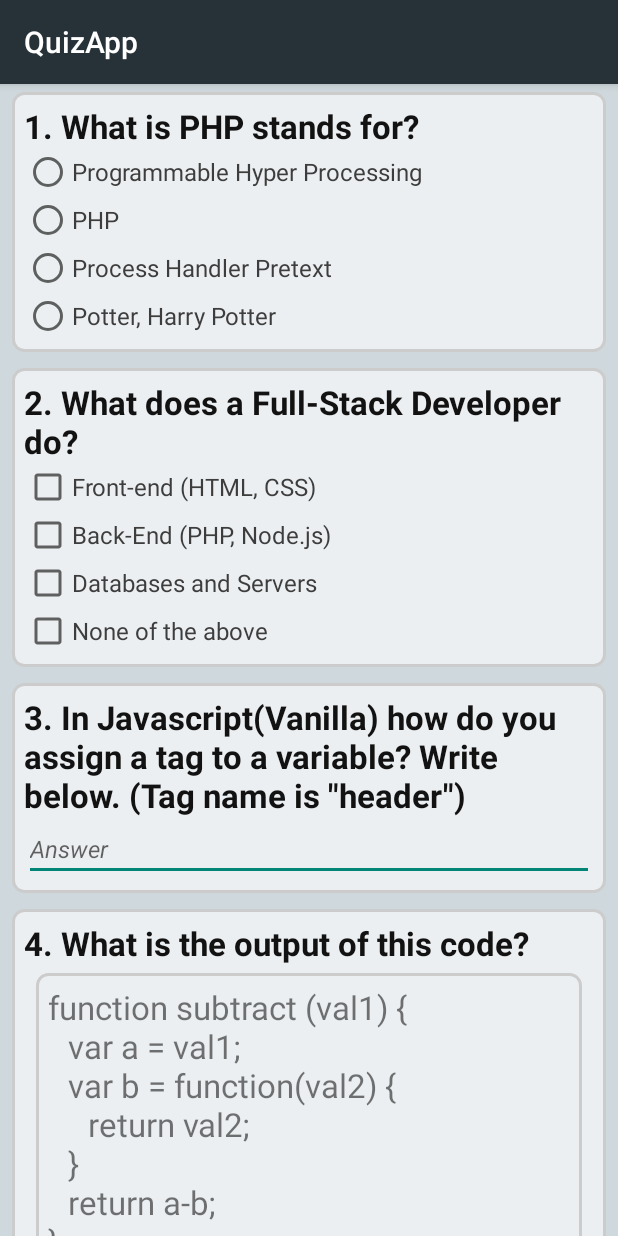
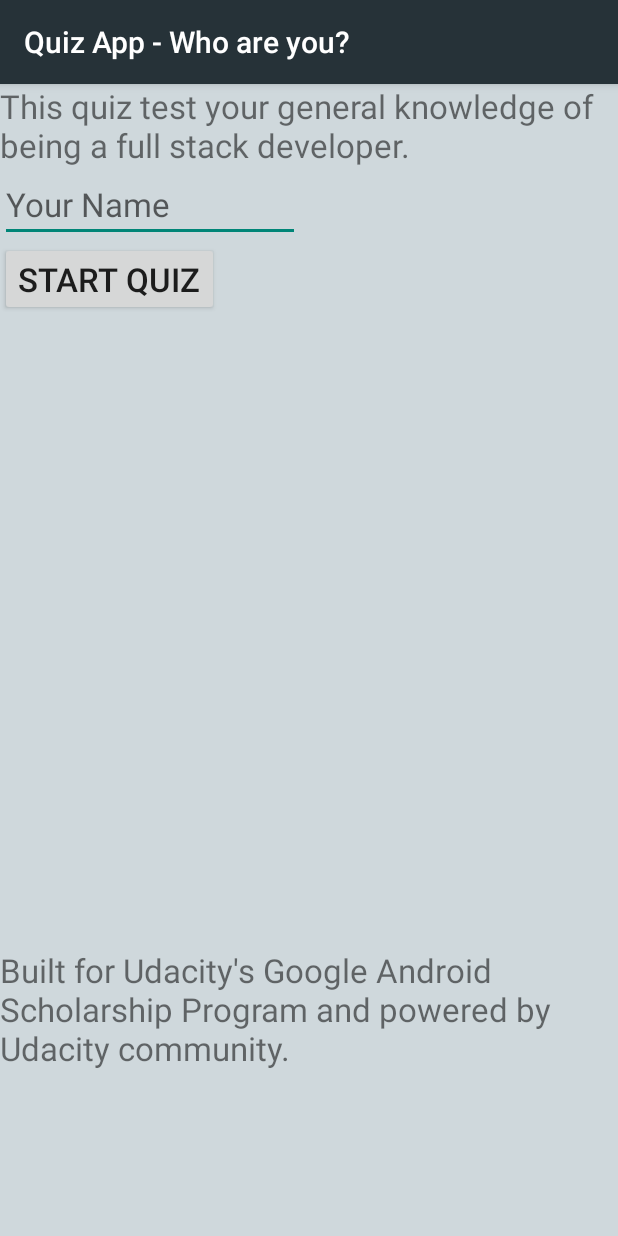
Before and after one commit to Fairdose/QuizAppV_2, an Android app: the screen it shows after launch (MainActivity before the commit, UserInfo after it), on a phone screen of 412 x 824 dp. Run offline under Robolectric (Android 15) with nearby library versions, the phone set to English and light mode, and no system bars.

Commit message:
Second Commit

```diff
--- a/app/src/main/java/com/example/android/quizapp/MainActivity.java
+++ b/app/src/main/java/com/example/android/quizapp/MainActivity.java
@@ -13,7 +13,6 @@ public class MainActivity extends AppCompatActivity {
     }
 
     public void submitExam(View view){
-
     }
 
 }
--- /dev/null
+++ b/app/src/main/java/com/example/android/quizapp/UserInfo.java
@@ -0,0 +1,28 @@
+package com.example.android.quizapp;
+
+import android.content.Intent;
+import android.support.v7.app.AppCompatActivity;
+import android.os.Bundle;
+import android.view.View;
+import android.widget.TextView;
+
+public class UserInfo extends AppCompatActivity{
+
+    @Override
+    protected void onCreate(Bundle savedInstanceState) {
+        super.onCreate(savedInstanceState);
+        setContentView(R.layout.user_name);
+
+        TextView start = (TextView) findViewById(R.id.startQuiz);
+
+        start.setOnClickListener(new View.OnClickListener() {
+            @Override
+            public void onClick(View view) {
+                Intent familyIntent = new Intent(UserInfo.this, MainActivity.class);
+                startActivity(familyIntent);
+                }
+        });
+
+    }
+
+}
--- /dev/null
+++ b/app/src/main/res/layout/user_name.xml
@@ -0,0 +1,40 @@
+<?xml version="1.0" encoding="utf-8"?>
+<LinearLayout xmlns:android="http://schemas.android.com/apk/res/android"
+    xmlns:tools="http://schemas.android.com/tools"
+    android:layout_width="match_parent"
+    android:layout_height="match_parent"
+    android:orientation="vertical"
+    style="@style/QuizAppTheme"
+    tools:context="com.example.android.quizapp.MainActivity">
+
+    <LinearLayout
+        android:layout_width="match_parent"
+        android:layout_height="0dp"
+        android:layout_weight="3"
+        android:orientation="vertical">
+
+        <TextView
+            android:layout_width="wrap_content"
+            android:layout_height="wrap_content"
+            android:text="@string/desc_1" />
+
+        <EditText
+            android:layout_width="200dp"
+            android:layout_height="wrap_content"
+            android:hint="@string/name_input" />
+
+        <Button
+            android:id="@+id/startQuiz"
+            android:layout_width="wrap_content"
+            android:layout_height="wrap_content"
+            android:text="@string/start_button_text" />
+
+    </LinearLayout>
+
+    <TextView
+        android:layout_width="wrap_content"
+        android:layout_height="0dp"
+        android:layout_weight="1"
+        android:text="@string/desc_2" />
+
+</LinearLayout>
--- a/app/src/main/res/values/strings.xml
+++ b/app/src/main/res/values/strings.xml
@@ -1,5 +1,6 @@
 <resources>
     <string name="app_name">QuizApp</string>
+    <string name="remaining_time_text">Remaining time</string>
     <string name="question_1"><b>1. What is PHP stands for?</b></string>
     <string name="question_2"><b>2. What does a Full-Stack Developer do?</b></string>
     <string name="question_3"><b>3. In Javascript(Vanilla) how do you assign a tag to a variable? Write below. (Tag name is \"header\")</b></string>
@@ -35,4 +36,8 @@
     <string name="answer_9_2">A software with a lot of bugs and available for everyone.</string>
     <string name="answer_9_3">A software for which the original source code is made freely available and may be redistributed and modified.</string>
     <string name="submit_button_text">Submit</string>
+    <string name="desc_1">This quiz test your general knowledge of being a full stack developer.</string>
+    <string name="desc_2">Built for Udacity\'s Google Android Scholarship Program and powered by Udacity community.</string>
+    <string name="start_button_text">Start Quiz</string>
+    <string name="name_input">Your Name</string>
 </resources>
--- a/build.gradle
+++ b/build.gradle
@@ -7,7 +7,7 @@ buildscript {
         jcenter()
     }
     dependencies {
-        classpath 'com.android.tools.build:gradle:3.0.0'
+        classpath 'com.android.tools.build:gradle:3.0.1'
 
 
         // NOTE: Do not place your application dependencies here; they belong
```
Also changed, not shown: app/src/main/AndroidManifest.xml (+9 -2 lines), app/src/main/res/layout/activity_main.xml (+52 -17 lines), app/src/main/res/values/styles.xml (+7 -0 lines).
